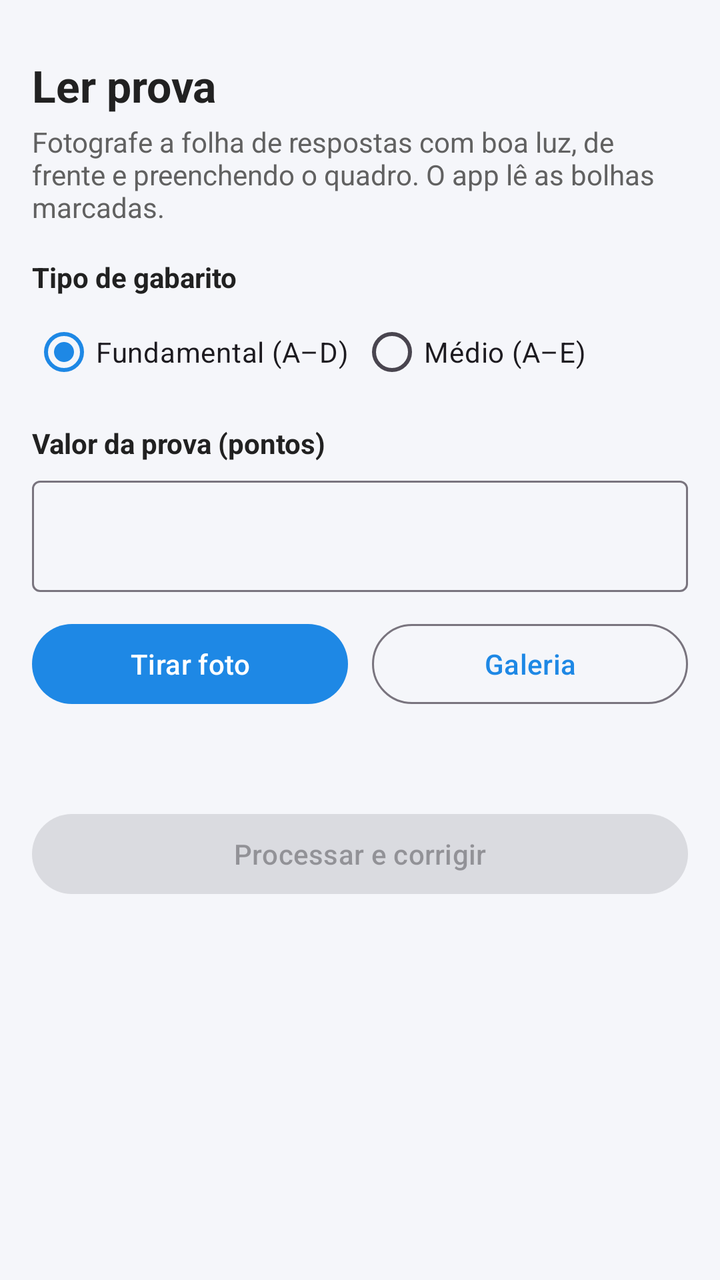
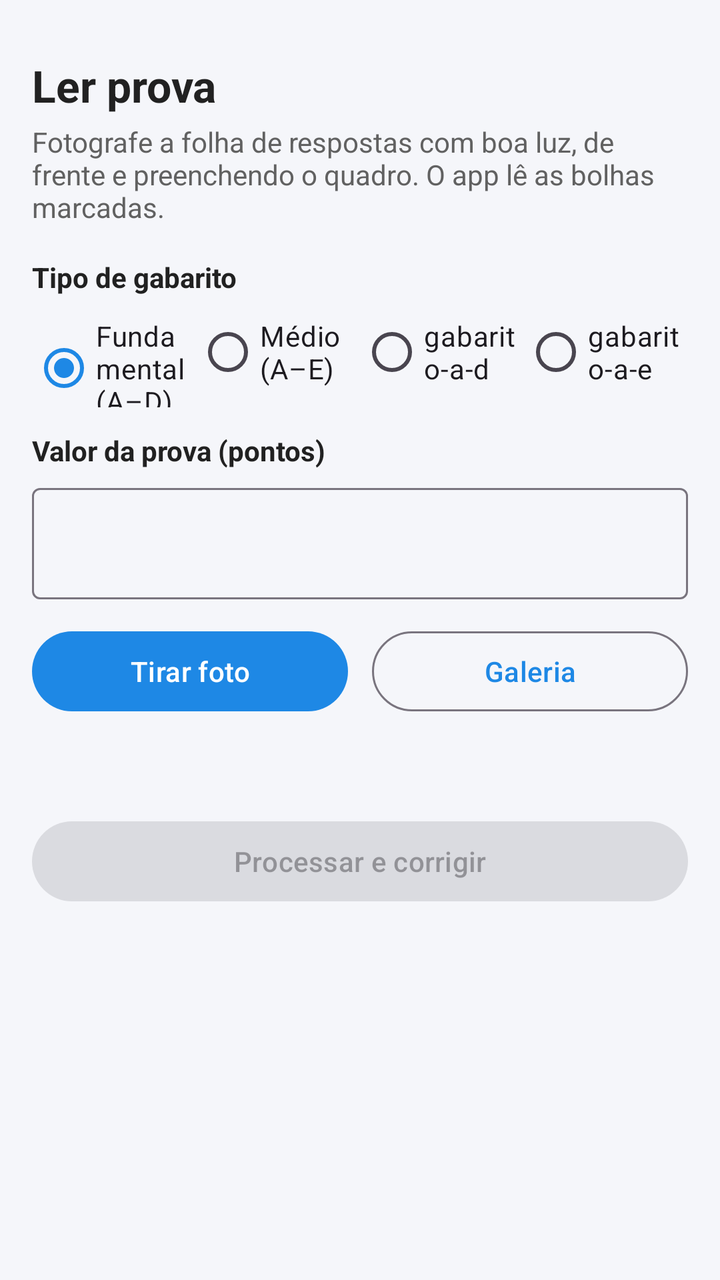

The first picture is an Android layout as it rendered before a commit; the second is the same layout after the commit. The layout source and the unified diff follow.
<!-- AndroidManifest.xml: application theme Theme.LeitorGabarito -->
<!-- res/layout/fragment_scan.xml -->
<?xml version="1.0" encoding="utf-8"?>
<ScrollView xmlns:android="http://schemas.android.com/apk/res/android"
    xmlns:app="http://schemas.android.com/apk/res-auto"
    android:layout_width="match_parent"
    android:layout_height="match_parent"
    android:fillViewport="true">

    <LinearLayout
        android:layout_width="match_parent"
        android:layout_height="wrap_content"
        android:orientation="vertical"
        android:padding="16dp">

        <TextView
            android:layout_width="wrap_content"
            android:layout_height="wrap_content"
            android:layout_marginTop="12dp"
            android:layout_marginBottom="4dp"
            android:text="Ler prova"
            android:textColor="@color/text_primary"
            android:textSize="22sp"
            android:textStyle="bold" />

        <TextView
            android:layout_width="wrap_content"
            android:layout_height="wrap_content"
            android:layout_marginBottom="16dp"
            android:text="Fotografe a folha de respostas com boa luz, de frente e preenchendo o quadro. O app lê as bolhas marcadas."
            android:textColor="@color/text_secondary"
            android:textSize="14sp" />

        <TextView
            android:layout_width="wrap_content"
            android:layout_height="wrap_content"
            android:text="Tipo de gabarito"
            android:textColor="@color/text_primary"
            android:textSize="14sp"
            android:textStyle="bold" />

        <RadioGroup
            android:id="@+id/radioEnsino"
            android:layout_width="match_parent"
            android:layout_height="wrap_content"
            android:layout_marginTop="4dp"
            android:layout_marginBottom="12dp"
            android:orientation="horizontal">

            <RadioButton
                android:id="@+id/radioEF"
                android:layout_width="0dp"
                android:layout_height="wrap_content"
                android:layout_weight="1"
                android:checked="true"
                android:text="Fundamental (A–D)" />

            <RadioButton
                android:id="@+id/radioEM"
                android:layout_width="0dp"
                android:layout_height="wrap_content"
                android:layout_weight="1"
                android:text="Médio (A–E)" />
        </RadioGroup>

        <TextView
            android:layout_width="wrap_content"
            android:layout_height="wrap_content"
            android:text="Valor da prova (pontos)"
            android:textColor="@color/text_primary"
            android:textSize="14sp"
            android:textStyle="bold" />

        <com.google.android.material.textfield.TextInputLayout
            android:layout_width="match_parent"
            android:layout_height="wrap_content"
            android:layout_marginTop="4dp"
            android:layout_marginBottom="12dp"
            app:boxBackgroundMode="outline"
            app:suffixText="pts">

            <com.google.android.material.textfield.TextInputEditText
                android:id="@+id/inputValor"
                android:layout_width="match_parent"
                android:layout_height="wrap_content"
                android:inputType="numberDecimal"
                android:maxLength="7" />
        </com.google.android.material.textfield.TextInputLayout>

        <LinearLayout
            android:layout_width="match_parent"
            android:layout_height="wrap_content"
            android:orientation="horizontal">

            <Button
                android:id="@+id/btnCamera"
                android:layout_width="0dp"
                android:layout_height="wrap_content"
                android:layout_marginEnd="6dp"
                android:layout_weight="1"
                android:text="Tirar foto" />

            <Button
                android:id="@+id/btnGallery"
                style="@style/Widget.Material3.Button.OutlinedButton"
                android:layout_width="0dp"
                android:layout_height="wrap_content"
                android:layout_marginStart="6dp"
                android:layout_weight="1"
                android:text="Galeria" />
        </LinearLayout>

        <androidx.cardview.widget.CardView
            android:id="@+id/cardPreview"
            android:layout_width="match_parent"
            android:layout_height="wrap_content"
            android:layout_marginTop="16dp"
            android:layout_marginBottom="8dp"
            app:cardCornerRadius="12dp"
            app:cardElevation="2dp"
            android:visibility="gone">

            <ImageView
                android:id="@+id/imgPreview"
                android:layout_width="match_parent"
                android:layout_height="wrap_content"
                android:adjustViewBounds="true"
                android:scaleType="fitCenter"
                android:contentDescription="Prévia da prova" />
        </androidx.cardview.widget.CardView>

        <TextView
            android:id="@+id/txtStatus"
            android:layout_width="wrap_content"
            android:layout_height="wrap_content"
            android:layout_gravity="center_horizontal"
            android:layout_marginTop="8dp"
            android:layout_marginBottom="8dp"
            android:textColor="@color/text_secondary"
            android:textSize="14sp" />

        <ProgressBar
            android:id="@+id/progress"
            style="?android:attr/progressBarStyleHorizontal"
            android:layout_width="match_parent"
            android:layout_height="wrap_content"
            android:layout_marginTop="8dp"
            android:indeterminate="true"
            android:visibility="gone" />

        <Button
            android:id="@+id/btnProcessar"
            android:layout_width="match_parent"
            android:layout_height="wrap_content"
            android:layout_marginTop="12dp"
            android:enabled="false"
            android:text="Processar e corrigir" />
    </LinearLayout>
</ScrollView>
<!-- resources referenced by this layout -->
<resources>
  <color name="text_primary">#212121</color>
  <color name="text_secondary">#616161</color>
  <style name="Theme.LeitorGabarito" parent="Theme.Material3.Light.NoActionBar">
          <item name="colorPrimary">@color/primary</item>
          <item name="colorOnPrimary">@color/white</item>
          <item name="colorSecondary">@color/accent</item>
          <item name="android:statusBarColor">@color/primary_dark</item>
          <item name="android:windowBackground">@color/background</item>
      </style>
  <color name="primary">#1E88E5</color>
  <color name="white">#FFFFFF</color>
  <color name="accent">#FFB300</color>
  <color name="primary_dark">#1565C0</color>
  <color name="background">#F5F6FA</color>
</resources>

<!-- the commit's change to res/layout/fragment_scan.xml (unified diff, before → after) -->
@@ -37,7 +37,7 @@
             android:textSize="14sp"
             android:textStyle="bold" />
 
-        <RadioGroup
+<RadioGroup
             android:id="@+id/radioEnsino"
             android:layout_width="match_parent"
             android:layout_height="wrap_content"
@@ -59,6 +59,20 @@
                 android:layout_height="wrap_content"
                 android:layout_weight="1"
                 android:text="Médio (A–E)" />
+
+            <RadioButton
+                android:id="@+id/radioAD"
+                android:layout_width="0dp"
+                android:layout_height="wrap_content"
+                android:layout_weight="1"
+                android:text="gabarito-a-d" />
+
+            <RadioButton
+                android:id="@+id/radioAE"
+                android:layout_width="0dp"
+                android:layout_height="wrap_content"
+                android:layout_weight="1"
+                android:text="gabarito-a-e" />
         </RadioGroup>
 
         <TextView
